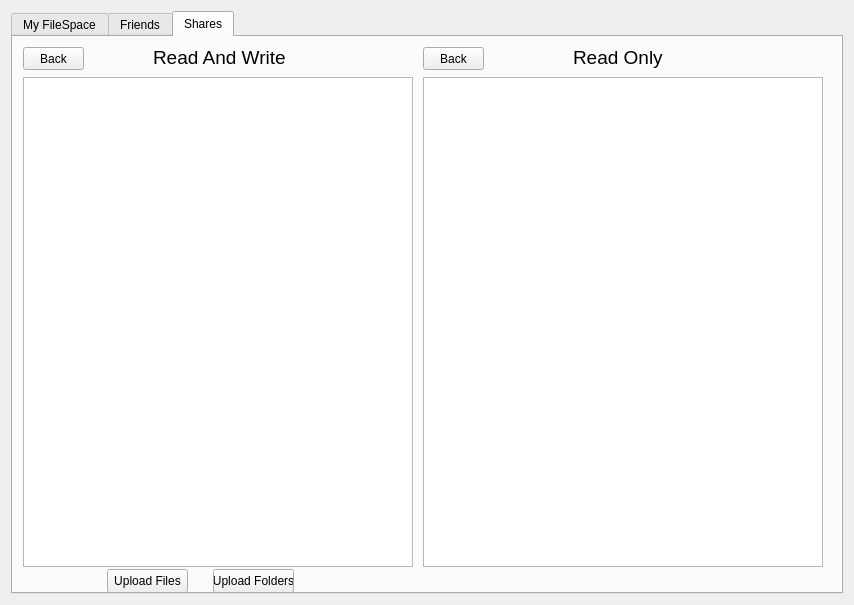
Orico83/FileSpace, file main.ui: the form before one commit.
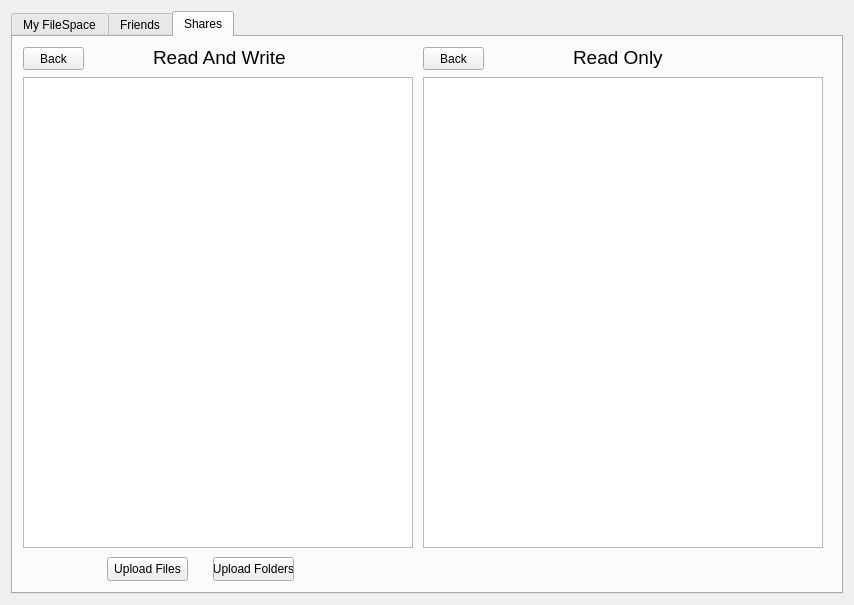
The form after the commit.

Commit message: finished, without documentation, file edit in shares tab not working yet.

The edit to the form file:
```diff
--- a/main.ui
+++ b/main.ui
@@ -347,7 +347,7 @@
          <x>10</x>
          <y>40</y>
          <width>390</width>
-         <height>490</height>
+         <height>471</height>
         </rect>
        </property>
        <property name="viewMode">
@@ -378,7 +378,7 @@
          <x>410</x>
          <y>40</y>
          <width>400</width>
-         <height>490</height>
+         <height>471</height>
         </rect>
        </property>
        <property name="viewMode">
@@ -433,7 +433,7 @@
        <property name="geometry">
         <rect>
          <x>200</x>
-         <y>532</y>
+         <y>520</y>
          <width>81</width>
          <height>24</height>
         </rect>
@@ -446,7 +446,7 @@
        <property name="geometry">
         <rect>
          <x>94</x>
-         <y>532</y>
+         <y>520</y>
          <width>81</width>
          <height>24</height>
         </rect>
```
The commit also changes 7 other files.
